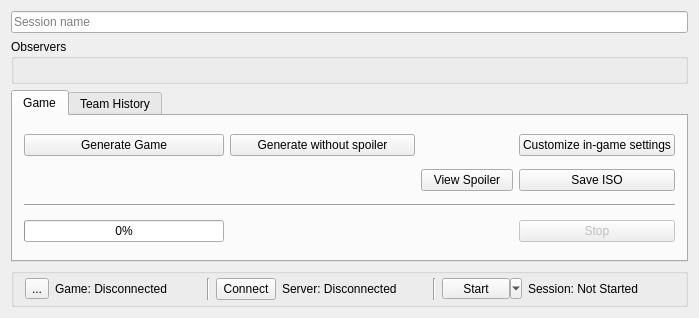
Above: randovania/gui/ui_files/game_session.ui from randovania/randovania before the change. Below: the same form after it.
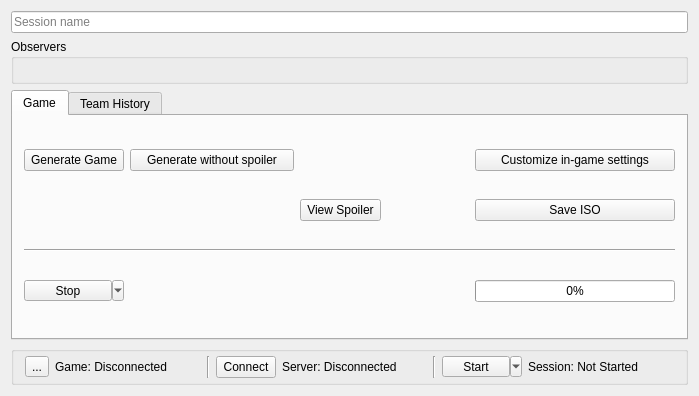
That is the form after the change.

Commit message: Slightly better error handling in GameSessionWindow

Patch:
```diff
--- a/randovania/gui/ui_files/game_session.ui
+++ b/randovania/gui/ui_files/game_session.ui
@@ -7,7 +7,7 @@
     <x>0</x>
     <y>0</y>
     <width>699</width>
-    <height>318</height>
+    <height>396</height>
    </rect>
   </property>
   <property name="windowTitle">
@@ -58,28 +58,6 @@
         <string>Game</string>
        </attribute>
        <layout class="QGridLayout" name="gridLayout">
-        <item row="3" column="0">
-         <widget class="QProgressBar" name="progress_bar">
-          <property name="minimumSize">
-           <size>
-            <width>200</width>
-            <height>0</height>
-           </size>
-          </property>
-          <property name="maximumSize">
-           <size>
-            <width>200</width>
-            <height>16777215</height>
-           </size>
-          </property>
-          <property name="value">
-           <number>0</number>
-          </property>
-          <property name="invertedAppearance">
-           <bool>false</bool>
-          </property>
-         </widget>
-        </item>
         <item row="0" column="0">
          <widget class="QPushButton" name="generate_game_button">
           <property name="text">
@@ -87,20 +65,6 @@
           </property>
          </widget>
         </item>
-        <item row="1" column="4">
-         <widget class="QPushButton" name="save_iso_button">
-          <property name="text">
-           <string>Save ISO</string>
-          </property>
-         </widget>
-        </item>
-        <item row="0" column="4">
-         <widget class="QPushButton" name="customize_user_preferences_button">
-          <property name="text">
-           <string>Customize in-game settings</string>
-          </property>
-         </widget>
-        </item>
         <item row="1" column="3">
          <widget class="QPushButton" name="view_game_details_button">
           <property name="text">
@@ -108,7 +72,64 @@
           </property>
          </widget>
         </item>
-        <item row="3" column="1" colspan="3">
+        <item row="0" column="5">
+         <widget class="QPushButton" name="customize_user_preferences_button">
+          <property name="text">
+           <string>Customize in-game settings</string>
+          </property>
+         </widget>
+        </item>
+        <item row="1" column="0" colspan="3">
+         <widget class="QLabel" name="generate_game_label">
+          <property name="text">
+           <string>&lt;Game not generated&gt;</string>
+          </property>
+         </widget>
+        </item>
+        <item row="2" column="0" colspan="6">
+         <widget class="Line" name="line_generate">
+          <property name="orientation">
+           <enum>Qt::Horizontal</enum>
+          </property>
+         </widget>
+        </item>
+        <item row="0" column="1" colspan="2">
+         <widget class="QPushButton" name="generate_without_spoiler_button">
+          <property name="text">
+           <string>Generate without spoiler</string>
+          </property>
+         </widget>
+        </item>
+        <item row="1" column="5">
+         <widget class="QPushButton" name="save_iso_button">
+          <property name="text">
+           <string>Save ISO</string>
+          </property>
+         </widget>
+        </item>
+        <item row="3" column="5">
+         <widget class="QProgressBar" name="progress_bar">
+          <property name="minimumSize">
+           <size>
+            <width>200</width>
+            <height>0</height>
+           </size>
+          </property>
+          <property name="maximumSize">
+           <size>
+            <width>200</width>
+            <height>16777215</height>
+           </size>
+          </property>
+          <property name="value">
+           <number>0</number>
+          </property>
+          <property name="invertedAppearance">
+           <bool>false</bool>
+          </property>
+         </widget>
+        </item>
+        <item row="3" column="1" colspan="4">
          <widget class="QLabel" name="progress_label">
           <property name="sizePolicy">
            <sizepolicy hsizetype="Expanding" vsizetype="Preferred">
@@ -127,32 +148,8 @@
           </property>
          </widget>
         </item>
-        <item row="1" column="0" colspan="3">
-         <widget class="QLabel" name="generate_game_label">
-          <property name="text">
-           <string>&lt;Game not generated&gt;</string>
-          </property>
-         </widget>
-        </item>
-        <item row="2" column="0" colspan="5">
-         <widget class="Line" name="line_generate">
-          <property name="orientation">
-           <enum>Qt::Horizontal</enum>
-          </property>
-         </widget>
-        </item>
-        <item row="0" column="1" colspan="2">
-         <widget class="QPushButton" name="generate_without_spoiler_button">
-          <property name="text">
-           <string>Generate without spoiler</string>
-          </property>
-         </widget>
-        </item>
-        <item row="3" column="4">
-         <widget class="QPushButton" name="stop_background_process_button">
-          <property name="enabled">
-           <bool>false</bool>
-          </property>
+        <item row="3" column="0">
+         <widget class="QToolButton" name="background_process_button">
           <property name="minimumSize">
            <size>
             <width>100</width>
@@ -165,8 +162,8 @@
           <property name="checkable">
            <bool>false</bool>
           </property>
-          <property name="flat">
-           <bool>false</bool>
+          <property name="popupMode">
+           <enum>QToolButton::MenuButtonPopup</enum>
           </property>
          </widget>
         </item>
```
The commit also changes 1 other file.
